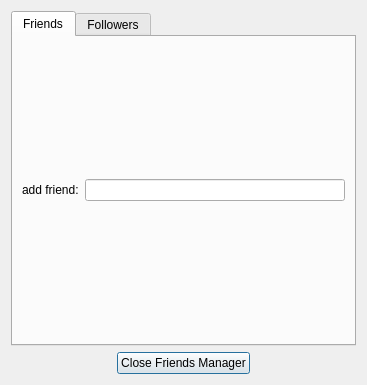
Qt form src/FriendsMgmtDialog.ui (asolfre/qwit) before a commit.
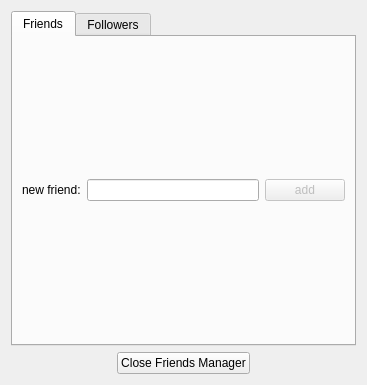
The same form after that commit.

What changed in the file:
```diff
--- a/src/FriendsMgmtDialog.ui
+++ b/src/FriendsMgmtDialog.ui
@@ -33,14 +33,33 @@
              <item>
               <layout class="QHBoxLayout" name="horizontalLayout_2">
                <item>
-                <widget class="QLabel" name="addFriendLabel">
+                <widget class="QLabel" name="newFriendLabel">
+                 <property name="sizePolicy">
+                  <sizepolicy hsizetype="Minimum" vsizetype="Preferred">
+                   <horstretch>0</horstretch>
+                   <verstretch>0</verstretch>
+                  </sizepolicy>
+                 </property>
                  <property name="text">
-                  <string>add friend:</string>
+                  <string>new friend:</string>
                  </property>
                 </widget>
                </item>
                <item>
-                <widget class="QLineEdit" name="addFriendLineEdit"/>
+                <widget class="QLineEdit" name="newFriendLineEdit"/>
+               </item>
+               <item>
+                <widget class="QPushButton" name="addFriendPushButton">
+                 <property name="enabled">
+                  <bool>false</bool>
+                 </property>
+                 <property name="text">
+                  <string>add</string>
+                 </property>
+                 <property name="autoDefault">
+                  <bool>true</bool>
+                 </property>
+                </widget>
                </item>
               </layout>
              </item>
@@ -75,6 +94,9 @@
            <property name="text">
             <string>Close Friends Manager</string>
            </property>
+           <property name="default">
+            <bool>false</bool>
+           </property>
           </widget>
          </item>
          <item>
```
